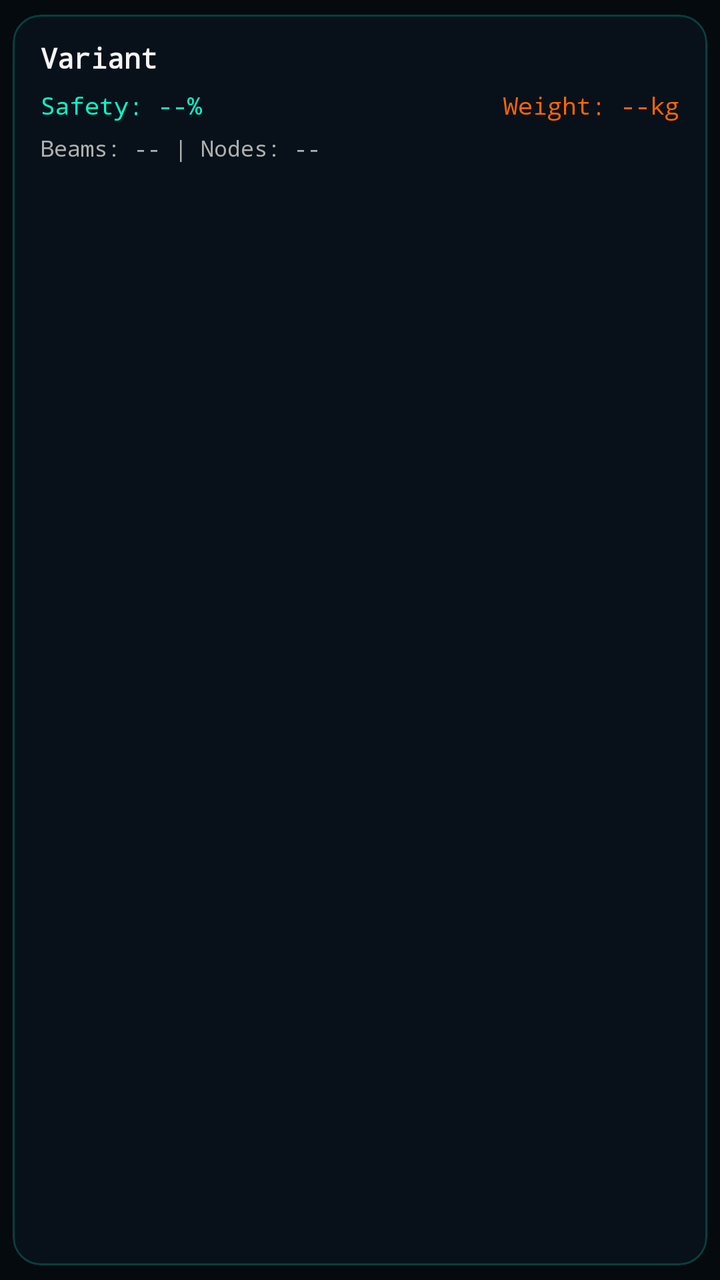
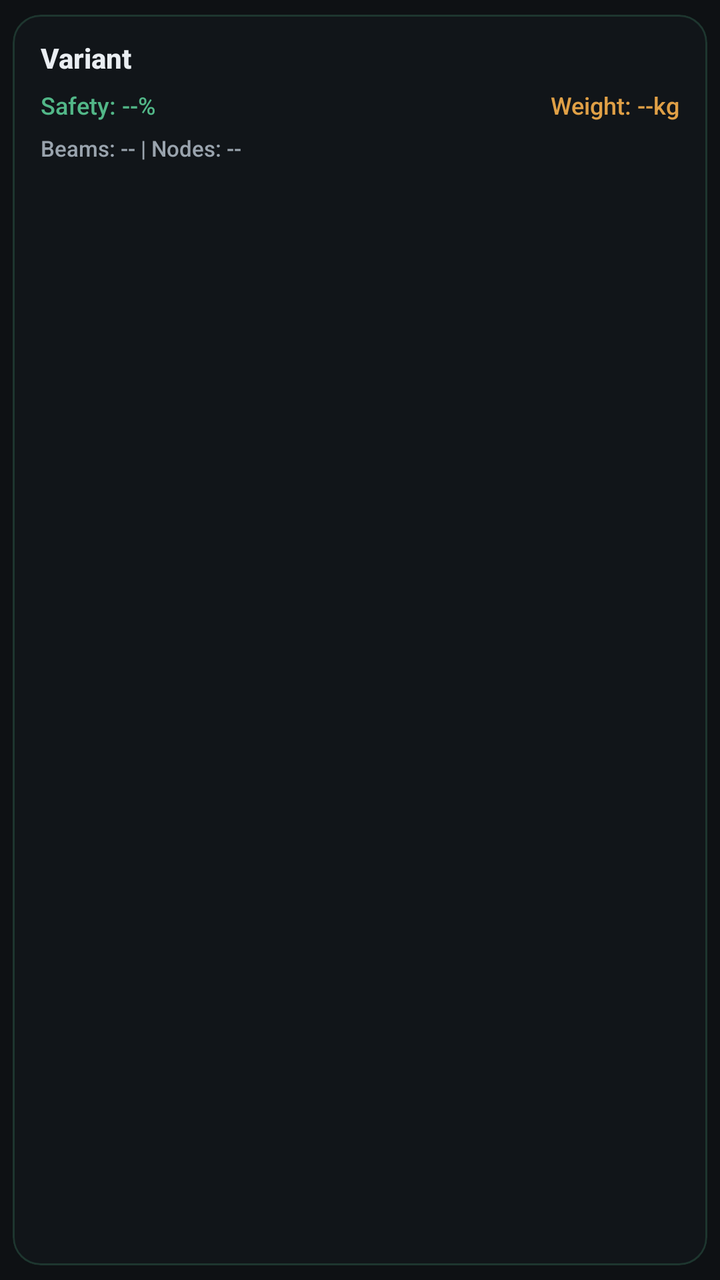

Compare the two renders of this Android layout. The source of the first and the diff that turns it into the second are given below.
<!-- AndroidManifest.xml: application theme Theme.AIBrain -->
<!-- res/layout/item_variant_option.xml -->
<?xml version="1.0" encoding="utf-8"?>
<com.google.android.material.card.MaterialCardView xmlns:android="http://schemas.android.com/apk/res/android"
    xmlns:app="http://schemas.android.com/apk/res-auto"
    android:id="@+id/card_root"
    android:layout_width="match_parent"
    android:layout_height="wrap_content"
    android:layout_marginBottom="10dp"
    app:cardCornerRadius="14dp"
    app:cardUseCompatPadding="true"
    app:strokeWidth="1dp"
    app:strokeColor="@color/cyan_alpha_20"
    app:cardBackgroundColor="@color/transparent_panel">

    <LinearLayout
        android:layout_width="match_parent"
        android:layout_height="wrap_content"
        android:orientation="vertical"
        android:paddingStart="14dp"
        android:paddingEnd="14dp"
        android:paddingTop="12dp"
        android:paddingBottom="12dp">

        <TextView
            android:id="@+id/tv_title"
            android:layout_width="match_parent"
            android:layout_height="wrap_content"
            android:text="Variant"
            android:textColor="@color/text_white_bright"
            android:textSize="14sp"
            android:textStyle="bold"
            android:fontFamily="monospace"
            android:layout_marginBottom="6dp" />

        <LinearLayout
            android:layout_width="match_parent"
            android:layout_height="wrap_content"
            android:orientation="horizontal"
            android:layout_marginBottom="6dp">

            <TextView
                android:id="@+id/tv_safety"
                android:layout_width="0dp"
                android:layout_height="wrap_content"
                android:layout_weight="1"
                android:text="Safety: --%"
                android:textColor="@color/cyan_primary"
                android:textSize="12sp"
                android:fontFamily="monospace" />

            <TextView
                android:id="@+id/tv_weight"
                android:layout_width="0dp"
                android:layout_height="wrap_content"
                android:layout_weight="1"
                android:gravity="end"
                android:text="Weight: --kg"
                android:textColor="@color/orange_primary"
                android:textSize="12sp"
                android:fontFamily="monospace" />
        </LinearLayout>

        <TextView
            android:id="@+id/tv_stats"
            android:layout_width="match_parent"
            android:layout_height="wrap_content"
            android:text="Beams: -- | Nodes: --"
            android:textColor="@color/text_white_dim"
            android:textSize="11sp"
            android:fontFamily="monospace"
            android:layout_marginBottom="8dp" />

        <TextView
            android:id="@+id/tv_preview"
            android:layout_width="match_parent"
            android:layout_height="wrap_content"
            android:text=""
            android:textColor="@color/text_white_dim"
            android:textSize="11sp"
            android:fontFamily="monospace"
            android:maxLines="2"
            android:ellipsize="end" />

    </LinearLayout>

</com.google.android.material.card.MaterialCardView>
<!-- resources referenced by this layout -->
<resources>
  <color name="cyan_alpha_20">#3300F5FF</color>
  <color name="cyan_primary">#00F5FF</color>
  <color name="orange_primary">#FF8C42</color>
  <color name="text_white_bright">#F5F5F5</color>
  <color name="text_white_dim">#B0B0B0</color>
  <color name="transparent_panel">#AA0A1520</color>
  <style name="Theme.AIBrain" parent="Base.Theme.AIBrain" />
  <style name="Base.Theme.AIBrain" parent="Theme.Material3.Dark.NoActionBar">
          <item name="colorPrimary">@color/cyan_primary</item>
          <item name="colorOnPrimary">@color/space_deepest</item>
          <item name="colorPrimaryContainer">@color/cyan_deeper</item>
          <item name="colorOnPrimaryContainer">@color/text_white</item>
  
          <item name="colorSecondary">@color/orange_primary</item>
          <item name="colorOnSecondary">@color/space_deepest</item>
          <item name="colorSecondaryContainer">@color/space_light</item>
          <item name="colorOnSecondaryContainer">@color/text_white</item>
  
          <item name="colorSurface">@color/space_medium</item>
          <item name="colorOnSurface">@color/text_white</item>
          <item name="android:colorBackground">@color/space_deepest</item>
          <item name="colorOnBackground">@color/text_white</item>
  
          <item name="android:windowBackground">@color/window_background</item>
          <item name="android:statusBarColor">@android:color/transparent</item>
          <item name="android:navigationBarColor">@color/navigation_bar</item>
          <item name="android:windowLightStatusBar">false</item>
          <item name="android:windowLightNavigationBar">false</item>
      </style>
  <color name="space_deepest">#050A0F</color>
  <color name="cyan_deeper">#006064</color>
  <color name="text_white">#FFFFFF</color>
  <color name="space_light">#15293D</color>
  <color name="space_medium">#0F1F2E</color>
  <color name="window_background">#FF050A0F</color>
  <color name="navigation_bar">#FF0A1520</color>
</resources>

<!-- the commit's change to res/layout/item_variant_option.xml (unified diff, before → after) -->
@@ -28,7 +28,7 @@
             android:textColor="@color/text_white_bright"
             android:textSize="14sp"
             android:textStyle="bold"
-            android:fontFamily="monospace"
+            android:fontFamily="sans-serif-medium"
             android:layout_marginBottom="6dp" />
 
         <LinearLayout
@@ -45,7 +45,7 @@
                 android:text="Safety: --%"
                 android:textColor="@color/cyan_primary"
                 android:textSize="12sp"
-                android:fontFamily="monospace" />
+                android:fontFamily="sans-serif-medium" />
 
             <TextView
                 android:id="@+id/tv_weight"
@@ -56,7 +56,7 @@
                 android:text="Weight: --kg"
                 android:textColor="@color/orange_primary"
                 android:textSize="12sp"
-                android:fontFamily="monospace" />
+                android:fontFamily="sans-serif-medium" />
         </LinearLayout>
 
         <TextView
@@ -66,7 +66,7 @@
             android:text="Beams: -- | Nodes: --"
             android:textColor="@color/text_white_dim"
             android:textSize="11sp"
-            android:fontFamily="monospace"
+            android:fontFamily="sans-serif-medium"
             android:layout_marginBottom="8dp" />
 
         <TextView
@@ -76,7 +76,7 @@
             android:text=""
             android:textColor="@color/text_white_dim"
             android:textSize="11sp"
-            android:fontFamily="monospace"
+            android:fontFamily="sans-serif-medium"
             android:maxLines="2"
             android:ellipsize="end" />
 
<!-- resource entries referenced after the edit -->
@@ -1,11 +1,11 @@
 <!-- resources referenced by this layout -->
 <resources>
-  <color name="cyan_alpha_20">#3300F5FF</color>
-  <color name="cyan_primary">#00F5FF</color>
-  <color name="orange_primary">#FF8C42</color>
-  <color name="text_white_bright">#F5F5F5</color>
-  <color name="text_white_dim">#B0B0B0</color>
-  <color name="transparent_panel">#AA0A1520</color>
+  <color name="cyan_alpha_20">#335AA9E6</color>
+  <color name="cyan_primary">#5AA9E6</color>
+  <color name="orange_primary">#E0A046</color>
+  <color name="text_white_bright">#EAEEF2</color>
+  <color name="text_white_dim">#9AA4AE</color>
+  <color name="transparent_panel">#AA13171B</color>
   <style name="Theme.AIBrain" parent="Base.Theme.AIBrain" />
   <style name="Base.Theme.AIBrain" parent="Theme.Material3.Dark.NoActionBar">
           <item name="colorPrimary">@color/cyan_primary</item>
@@ -29,12 +29,12 @@
           <item name="android:windowLightStatusBar">false</item>
           <item name="android:windowLightNavigationBar">false</item>
       </style>
-  <color name="space_deepest">#050A0F</color>
-  <color name="cyan_deeper">#006064</color>
-  <color name="text_white">#FFFFFF</color>
-  <color name="space_light">#15293D</color>
-  <color name="space_medium">#0F1F2E</color>
-  <color name="window_background">#FF050A0F</color>
-  <color name="navigation_bar">#FF0A1520</color>
+  <color name="space_deepest">#0E1114</color>
+  <color name="cyan_deeper">#244D6B</color>
+  <color name="text_white">#F2F4F6</color>
+  <color name="space_light">#232A31</color>
+  <color name="space_medium">#1A1F24</color>
+  <color name="window_background">#FF0E1114</color>
+  <color name="navigation_bar">#FF13171B</color>
 </resources>
 
